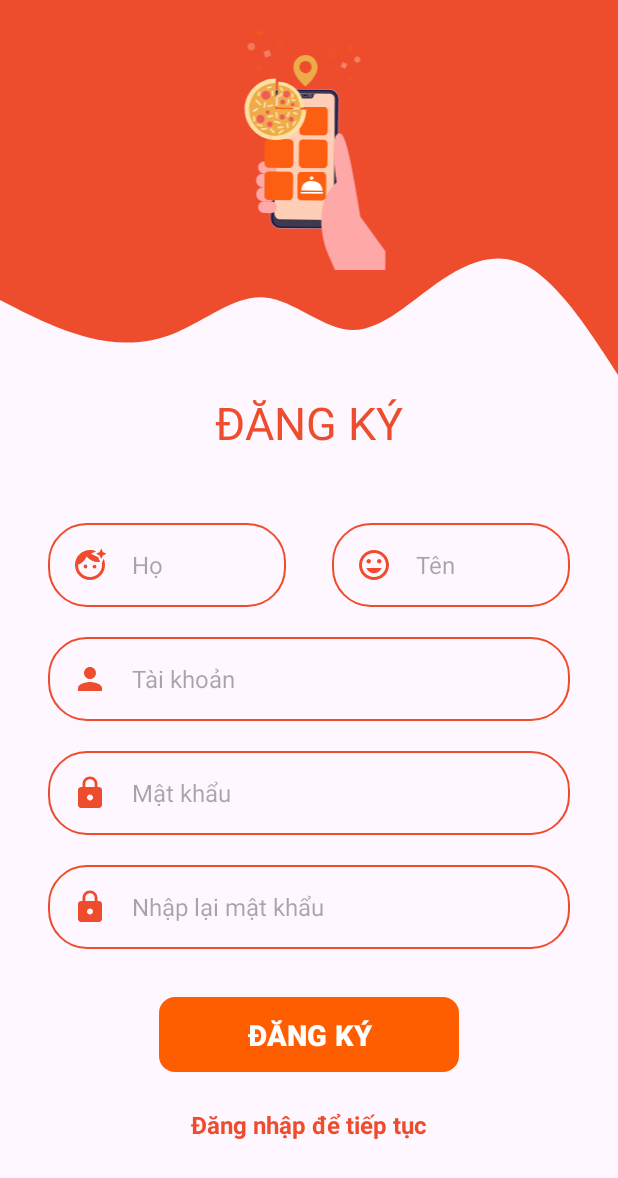
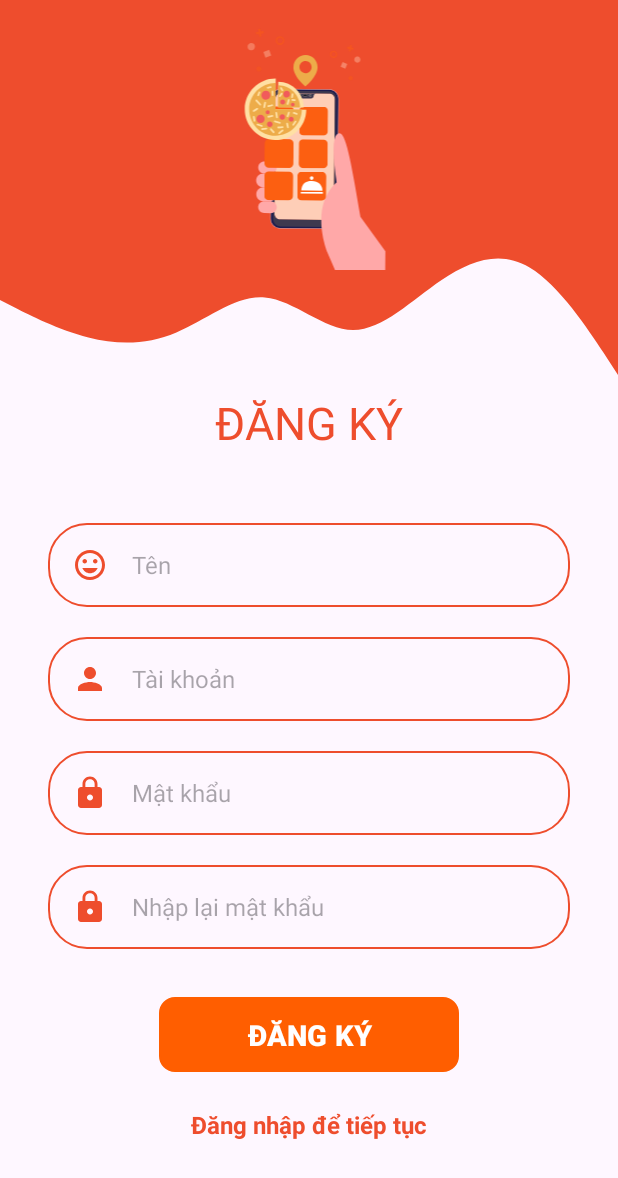
Before and after one commit to ImBrato/LTDD2001_Nhom15, an Android app: the SiginActivity screen opened directly, with no data from a screen before it, on a phone screen of 412 x 824 dp. Shown: the top 1178 px of the screen. Run offline under Robolectric (Android 15) with nearby library versions, the phone set to English and light mode, and no system bars; Roboto replaces fonts that are not available here.

```diff
--- a/BTL_FoodApp_13_7/app/src/main/res/drawable/bg_setting.xml
+++ b/BTL_FoodApp_13_7/app/src/main/res/drawable/bg_setting.xml
@@ -1,7 +1,7 @@
 <shape xmlns:android="http://schemas.android.com/apk/res/android" android:shape="rectangle" >
     <gradient
         android:type="linear"
-        android:angle="60"
+        android:angle="45"
         android:startColor="#F8E0E3"
         android:centerColor="#EDEFF9"
         android:endColor="#FFF4F4"
--- a/BTL_FoodApp_13_7/app/src/main/res/layout/activity_sigin.xml
+++ b/BTL_FoodApp_13_7/app/src/main/res/layout/activity_sigin.xml
@@ -50,33 +50,34 @@
         app:layout_constraintEnd_toEndOf="parent"
         app:layout_constraintStart_toStartOf="parent">
 
-        <EditText
-            android:id="@+id/inputHo"
-            android:layout_width="230dp"
-            android:layout_height="wrap_content"
-            android:layout_marginEnd="15dp"
-            android:layout_weight="0.5"
-            android:background="@drawable/border_input"
-            android:drawableStart="@drawable/ic_face1"
-            android:drawablePadding="16dp"
-            android:hint="Họ"
-            android:inputType="textPassword"
-            android:padding="16dp"
-            android:textSize="16sp" />
+<!--        <EditText-->
+<!--            android:id="@+id/inputHo"-->
+<!--            android:layout_width="230dp"-->
+<!--            android:layout_height="wrap_content"-->
+<!--            android:layout_marginEnd="15dp"-->
+<!--            android:layout_weight="0.5"-->
+<!--            android:background="@drawable/border_input"-->
+<!--            android:drawableStart="@drawable/ic_face1"-->
+<!--            android:drawablePadding="16dp"-->
+<!--            android:hint="Họ"-->
+<!--            android:inputType="textPassword"-->
+<!--            android:padding="16dp"-->
+<!--            android:textSize="16sp" />-->
 
         <EditText
             android:id="@+id/inputTen"
             android:layout_width="230dp"
             android:layout_height="wrap_content"
-            android:layout_marginStart="15dp"
+            android:layout_marginStart="0dp"
             android:layout_weight="0.5"
             android:background="@drawable/border_input"
             android:drawableStart="@drawable/ic_face2"
             android:drawablePadding="16dp"
             android:hint="Tên"
-            android:inputType="textPassword"
+            android:inputType="text"
             android:padding="16dp"
             android:textSize="16sp" />
+
     </LinearLayout>
 
 
@@ -90,7 +91,7 @@
         android:drawableStart="@drawable/ic_person"
         android:drawablePadding="16dp"
         android:hint="Tài khoản"
-        android:inputType="textPassword"
+        android:inputType="text"
         android:padding="16dp"
         android:textSize="16sp"
         app:layout_constraintBottom_toBottomOf="parent"
--- a/BTL_FoodApp_13_7/app/src/main/res/layout/fragment_cai_dat.xml
+++ b/BTL_FoodApp_13_7/app/src/main/res/layout/fragment_cai_dat.xml
@@ -497,7 +497,7 @@
                         android:src="@drawable/ic_setting_logout" />
 
                     <TextView
-                        android:id="@+id/textView11"
+                        android:id="@+id/txtSettingLogout"
                         android:layout_width="wrap_content"
                         android:layout_height="wrap_content"
                         android:layout_weight="1"
```
Also changed, not shown: BTL_FoodApp_13_7/app/src/main/AndroidManifest.xml (+10 -8 lines), BTL_FoodApp_13_7/app/src/main/java/com/example/btl_foodapp_2_7/Project/Activity/LoginActivity.java (+44 -2 lines), BTL_FoodApp_13_7/app/src/main/java/com/example/btl_foodapp_2_7/Project/Activity/MainActivity.java (+16 -4 lines), BTL_FoodApp_13_7/app/src/main/java/com/example/btl_foodapp_2_7/Project/Activity/SiginActivity.java (+55 -1 lines), BTL_FoodApp_13_7/app/src/main/java/com/example/btl_foodapp_2_7/Project/Fragments/Fragment_cai_dat.java (+43 -1 lines), BTL_FoodApp_13_7/app/src/main/java/com/example/btl_foodapp_2_7/Project/Fragments/Fragment_trang_chu.java (+26 -8 lines), BTL_FoodApp_13_7/app/src/main/java/com/example/btl_foodapp_2_7/Project/Model/ProductFoodShare.java (+8 -16 lines).
